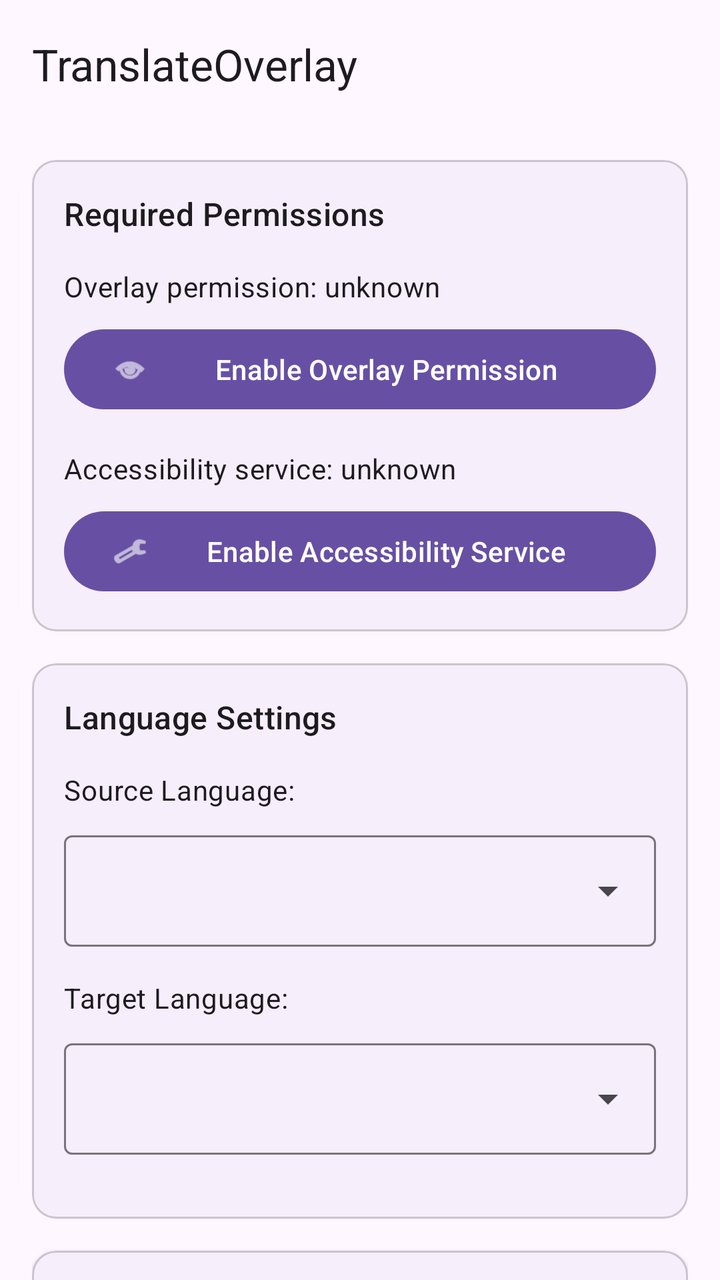
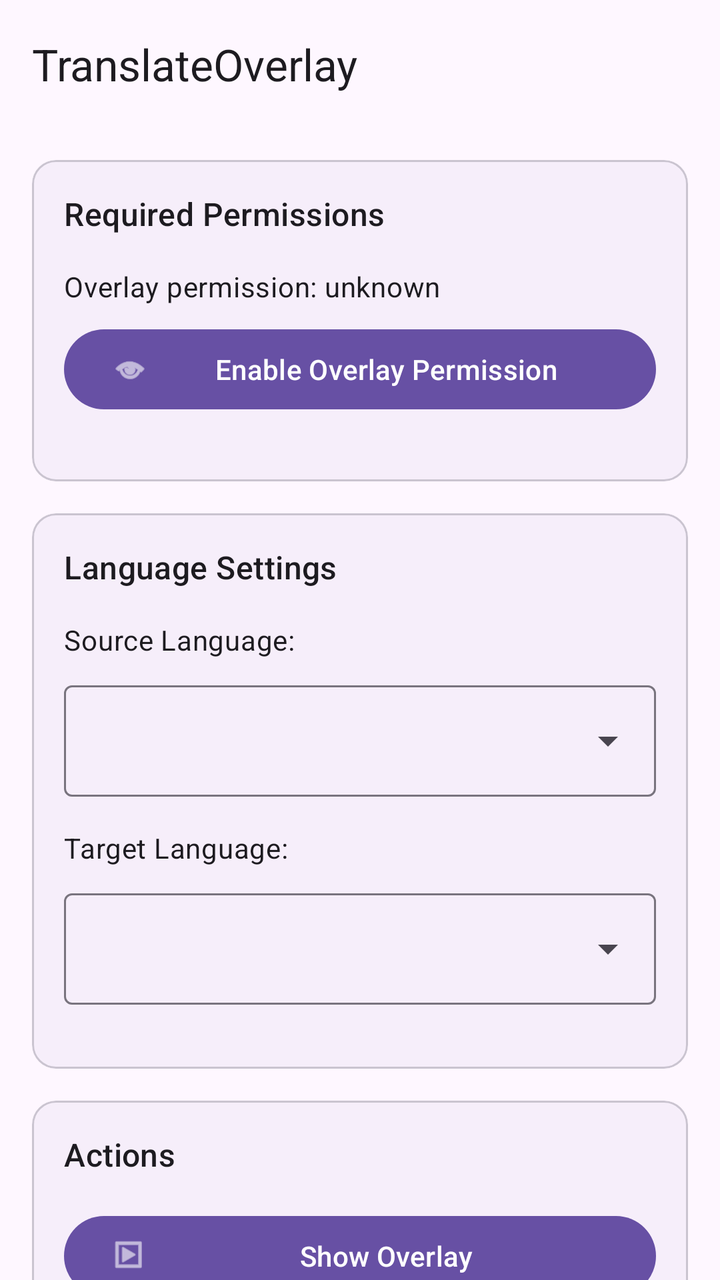

Before-and-after screenshots of an Android layout around one commit, followed by the original layout XML and the change that was made.
<!-- AndroidManifest.xml: application theme Theme.TranslateOverlay -->
<!-- res/layout/activity_main.xml -->
<?xml version="1.0" encoding="utf-8"?>
<androidx.coordinatorlayout.widget.CoordinatorLayout xmlns:android="http://schemas.android.com/apk/res/android"
    xmlns:app="http://schemas.android.com/apk/res-auto"
    android:layout_width="match_parent"
    android:layout_height="match_parent"
    android:fitsSystemWindows="true">

    <com.google.android.material.appbar.AppBarLayout
        android:layout_width="match_parent"
        android:layout_height="wrap_content"
        android:fitsSystemWindows="true">

        <com.google.android.material.appbar.MaterialToolbar
            android:id="@+id/topAppBar"
            android:layout_width="match_parent"
            android:layout_height="?attr/actionBarSize"
            app:title="@string/app_name" />

    </com.google.android.material.appbar.AppBarLayout>

    <androidx.core.widget.NestedScrollView
        android:id="@+id/mainScrollView"
        android:clipToPadding="false"
        android:layout_width="match_parent"
        android:layout_height="match_parent"
        app:layout_behavior="@string/appbar_scrolling_view_behavior">

        <LinearLayout
            android:layout_width="match_parent"
            android:layout_height="wrap_content"
            android:orientation="vertical"
            android:padding="16dp">

            
            <com.google.android.material.card.MaterialCardView
                android:layout_width="match_parent"
                android:layout_height="wrap_content"
                android:layout_marginBottom="16dp"
                app:cardElevation="1dp">

                <LinearLayout
                    android:layout_width="match_parent"
                    android:layout_height="wrap_content"
                    android:orientation="vertical"
                    android:padding="16dp">

                    <TextView
                        android:layout_width="wrap_content"
                        android:layout_height="wrap_content"
                        android:text="Required Permissions"
                        android:textAppearance="?attr/textAppearanceTitleMedium"
                        android:layout_marginBottom="16dp"/>

                    <TextView
                        android:id="@+id/overlayStatus"
                        android:layout_width="wrap_content"
                        android:layout_height="wrap_content"
                        android:text="Overlay permission: unknown"
                        android:textAppearance="?attr/textAppearanceBodyMedium"
                        android:layout_marginBottom="8dp"/>

                    <com.google.android.material.button.MaterialButton
                        android:id="@+id/requestOverlayBtn"
                        android:layout_width="match_parent"
                        android:layout_height="wrap_content"
                        android:text="Enable Overlay Permission"
                        app:icon="@android:drawable/ic_menu_view"
                        android:layout_marginBottom="16dp"/>

                    <TextView
                        android:id="@+id/accessibilityStatus"
                        android:layout_width="wrap_content"
                        android:layout_height="wrap_content"
                        android:text="Accessibility service: unknown"
                        android:textAppearance="?attr/textAppearanceBodyMedium"
                        android:layout_marginBottom="8dp"/>

                    <com.google.android.material.button.MaterialButton
                        android:id="@+id/requestAccessibilityBtn"
                        android:layout_width="match_parent"
                        android:layout_height="wrap_content"
                        android:text="Enable Accessibility Service"
                        app:icon="@android:drawable/ic_menu_manage"/>

                </LinearLayout>

            </com.google.android.material.card.MaterialCardView>

            
            <com.google.android.material.card.MaterialCardView
                android:layout_width="match_parent"
                android:layout_height="wrap_content"
                android:layout_marginBottom="16dp"
                app:cardElevation="1dp">

                <LinearLayout
                    android:layout_width="match_parent"
                    android:layout_height="wrap_content"
                    android:orientation="vertical"
                    android:padding="16dp">

                    <TextView
                        android:layout_width="wrap_content"
                        android:layout_height="wrap_content"
                        android:text="Language Settings"
                        android:textAppearance="?attr/textAppearanceTitleMedium"
                        android:layout_marginBottom="16dp"/>

                    <TextView
                        android:layout_width="wrap_content"
                        android:layout_height="wrap_content"
                        android:text="Source Language:"
                        android:textAppearance="?attr/textAppearanceBodyMedium"
                        android:layout_marginBottom="8dp"/>

                    <com.google.android.material.textfield.TextInputLayout
                        style="@style/Widget.Material3.TextInputLayout.OutlinedBox.ExposedDropdownMenu"
                        android:layout_width="match_parent"
                        android:layout_height="wrap_content"
                        android:layout_marginBottom="16dp">

                        <AutoCompleteTextView
                            android:id="@+id/sourceLanguageSpinner"
                            android:layout_width="match_parent"
                            android:layout_height="wrap_content"
                            android:inputType="none"/>

                    </com.google.android.material.textfield.TextInputLayout>

                    <TextView
                        android:layout_width="wrap_content"
                        android:layout_height="wrap_content"
                        android:text="Target Language:"
                        android:textAppearance="?attr/textAppearanceBodyMedium"
                        android:layout_marginBottom="8dp"/>

                    <com.google.android.material.textfield.TextInputLayout
                        style="@style/Widget.Material3.TextInputLayout.OutlinedBox.ExposedDropdownMenu"
                        android:layout_width="match_parent"
                        android:layout_height="wrap_content"
                        android:layout_marginBottom="16dp">

                        <AutoCompleteTextView
                            android:id="@+id/targetLanguageSpinner"
                            android:layout_width="match_parent"
                            android:layout_height="wrap_content"
                            android:inputType="none"/>

                    </com.google.android.material.textfield.TextInputLayout>

                </LinearLayout>

            </com.google.android.material.card.MaterialCardView>

            

            
            <com.google.android.material.card.MaterialCardView
                android:layout_width="match_parent"
                android:layout_height="wrap_content"
                app:cardElevation="1dp">

                <LinearLayout
                    android:layout_width="match_parent"
                    android:layout_height="wrap_content"
                    android:orientation="vertical"
                    android:padding="16dp">

                    <TextView
                        android:layout_width="wrap_content"
                        android:layout_height="wrap_content"
                        android:text="Actions"
                        android:textAppearance="?attr/textAppearanceTitleMedium"
                        android:layout_marginBottom="16dp"/>

                    <com.google.android.material.button.MaterialButton
                        android:id="@+id/showOverlayBtn"
                        android:layout_width="match_parent"
                        android:layout_height="wrap_content"
                        android:text="Show Overlay"
                        app:icon="@android:drawable/ic_menu_slideshow"
                        android:layout_marginBottom="8dp"/>

                    <com.google.android.material.button.MaterialButton
                        android:id="@+id/startTranscriptionBtn"
                        android:layout_width="match_parent"
                        android:layout_height="wrap_content"
                        android:text="Start Transcription"
                        app:icon="@android:drawable/ic_btn_speak_now"/>

                </LinearLayout>

            </com.google.android.material.card.MaterialCardView>

        </LinearLayout>

    </androidx.core.widget.NestedScrollView>

</androidx.coordinatorlayout.widget.CoordinatorLayout>
<!-- resources referenced by this layout -->
<resources>
  <string name="app_name">TranslateOverlay</string>
  <style name="Theme.TranslateOverlay" parent="Theme.Material3.DayNight.NoActionBar">
          <item name="android:forceDarkAllowed">true</item>
          <item name="android:windowLightStatusBar">false</item>
          <item name="android:statusBarColor">@android:color/transparent</item>
          
          <item name="android:navigationBarColor">?attr/colorSurface</item>
          <item name="android:windowBackground">?attr/colorSurface</item>
          <item name="android:colorBackground">?attr/colorSurface</item>
      </style>
</resources>

<!-- the commit's change to res/layout/activity_main.xml (unified diff, before → after) -->
@@ -67,20 +67,7 @@
                         app:icon="@android:drawable/ic_menu_view"
                         android:layout_marginBottom="16dp"/>
 
-                    <TextView
-                        android:id="@+id/accessibilityStatus"
-                        android:layout_width="wrap_content"
-                        android:layout_height="wrap_content"
-                        android:text="Accessibility service: unknown"
-                        android:textAppearance="?attr/textAppearanceBodyMedium"
-                        android:layout_marginBottom="8dp"/>
-
-                    <com.google.android.material.button.MaterialButton
-                        android:id="@+id/requestAccessibilityBtn"
-                        android:layout_width="match_parent"
-                        android:layout_height="wrap_content"
-                        android:text="Enable Accessibility Service"
-                        app:icon="@android:drawable/ic_menu_manage"/>
+                    
 
                 </LinearLayout>
 
